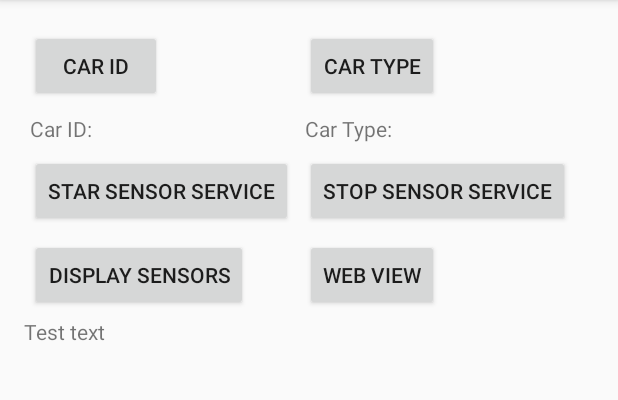
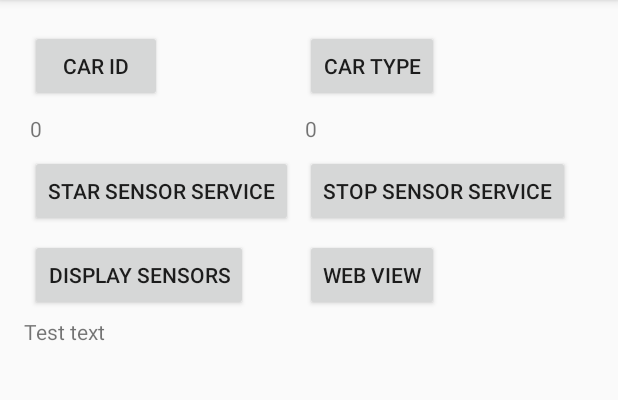
Before and after one commit to ThanosGkara/CarAppHackZurich, an Android app: the screen it shows after launch (MainActivity), on a phone screen of 412 x 824 dp, the part 84-484 px from its top. Run offline under Robolectric (Android 15) with nearby library versions, the phone set to English and light mode, and no system bars.

```diff
--- a/app/build.gradle
+++ b/app/build.gradle
@@ -26,4 +26,5 @@ dependencies {
     })
     compile 'com.android.support:appcompat-v7:24.2.1'
     testCompile 'junit:junit:4.12'
+    compile project(path: ':volley')
 }
--- a/app/src/main/java/com/hackzurich/carapp/carapphackzurich/MainActivity.java
+++ b/app/src/main/java/com/hackzurich/carapp/carapphackzurich/MainActivity.java
@@ -40,7 +40,6 @@ public class MainActivity extends Activity {
         serviceIntent = new Intent(this, SensorsViewActivity.class);
         backgroundIntent = new Intent(this, SensorsService.class);
         webIntent = new Intent(this, FrontEndActivity.class);
-
         btCarID = (Button) findViewById(R.id.btCarID);
         btCarType = (Button) findViewById(R.id.btCarType);
         tvCarID = (TextView) findViewById(R.id.tvCarID);
@@ -61,8 +60,8 @@ public class MainActivity extends Activity {
     @Override
     public void onResume() {
         super.onResume();
-        tvCarID.setText("Car ID: ");
-        tvCarType.setText("Car Type: ");
+        tvCarID.setText("0");
+        tvCarType.setText("0");
         tvLogArea.setText("Test text");
     }
 
@@ -100,7 +99,13 @@ public class MainActivity extends Activity {
                             tvCarID.setText("Car ID: " + editText.getText());
                         }
                         else if (type.equals("Type")){
-                            tvCarType.setText("Car Type: " + editText.getText());
+                            if ((editText.getText().equals("0")) || (editText.getText().equals("1"))){
+                                tvCarType.setText("Car Type: " + editText.getText());
+                            }
+                            else {
+                                tvCarType.setText("Car Type: 0");
+                            }
+
                         }
                     }
                 })
@@ -117,6 +122,8 @@ public class MainActivity extends Activity {
     }
 
     public void StarSensorService(View view) {
+        backgroundIntent.putExtra("CarID", tvCarID.getText());
+        backgroundIntent.putExtra("CarType", tvCarType.getText());
         startService(backgroundIntent);
         registerReceiver(sensorsSReceiver, new IntentFilter(SensorsService.BROADCAST_ACTION));
     }
@@ -139,7 +146,10 @@ public class MainActivity extends Activity {
                 + "TYPE_MAGNETIC_FIELD: " + intent.getStringExtra("TYPE_MAGNETIC_FIELD") + "\n\n"
                 + "TYPE_MAGNETIC_FIELD_UNCALIBRATED: " + intent.getStringExtra("TYPE_MAGNETIC_FIELD_UNCALIBRATED") + "\n\n"
                 + "TYPE_LINEAR_ACCELERATION: " + intent.getStringExtra("TYPE_LINEAR_ACCELERATION") + "\n\n"
-                + "TYPE_ROTATION_VECTOR: " + intent.getStringExtra("TYPE_ROTATION_VECTOR") + "\n\n");
+                + "TYPE_ROTATION_VECTOR: " + intent.getStringExtra("TYPE_ROTATION_VECTOR") + "\n\n"
+                + "GPS: \n" + intent.getStringExtra("GPS") + "\n");
+
+
     }
 
     public void startWebview(View view) {
--- a/app/src/main/res/layout/activity_main.xml
+++ b/app/src/main/res/layout/activity_main.xml
@@ -21,13 +21,13 @@
 
         <Button
             android:id="@+id/btCarID"
-            android:text="@string/carid"
-            android:onClick="setCarID"/>
+            android:onClick="setCarID"
+            android:text="@string/carid" />
 
         <Button
             android:id="@+id/btCarType"
-            android:text="@string/cartype"
-            android:onClick="setCarType"/>
+            android:onClick="setCarType"
+            android:text="@string/cartype" />
 
         <TextView
             android:id="@+id/tvCarID"
@@ -41,23 +41,23 @@
 
         <Button
             android:id="@+id/btStarSensorService"
-            android:text="@string/StarSensorService"
-            android:onClick="StarSensorService"/>
+            android:onClick="StarSensorService"
+            android:text="@string/StarSensorService" />
 
         <Button
             android:id="@+id/btStopSensorService"
-            android:text="@string/StopSensorService"
-            android:onClick="StopSensorService"/>
+            android:onClick="StopSensorService"
+            android:text="@string/StopSensorService" />
 
         <Button
             android:id="@+id/btDisplaySensors"
-            android:text="@string/DisplaySensors"
-            android:onClick="showSensors"/>
+            android:onClick="showSensors"
+            android:text="@string/DisplaySensors" />
 
         <Button
             android:id="@+id/btWebView"
-            android:text="@string/WebView"
-            android:onClick="startWebview"/>
+            android:onClick="startWebview"
+            android:text="@string/WebView" />
     </GridLayout>
 
     <LinearLayout
@@ -65,9 +65,14 @@
         android:layout_height="match_parent"
         android:layout_below="@+id/GRD">
 
-        <TextView
-            android:id="@+id/tvLogArea"
+        <ScrollView
             android:layout_width="match_parent"
-            android:layout_height="wrap_content" />
+            android:layout_height="match_parent">
+
+            <TextView
+                android:id="@+id/tvLogArea"
+                android:layout_width="match_parent"
+                android:layout_height="wrap_content" />
+        </ScrollView>
     </LinearLayout>
 </RelativeLayout>
--- a/settings.gradle
+++ b/settings.gradle
@@ -1 +1 @@
-include ':app'
+include ':app', ':volleyrequest', ':volley'
```
Also changed, not shown: app/src/main/java/com/hackzurich/carapp/carapphackzurich/SensorsCalulations.java (+8 -45 lines), app/src/main/java/com/hackzurich/carapp/carapphackzurich/SensorsService.java (+173 -38 lines).
